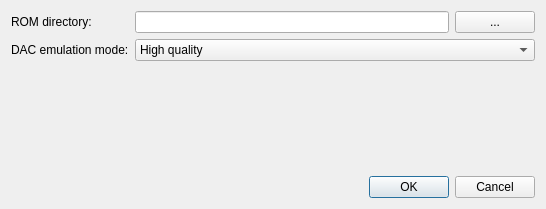
Old version of the form mt32emu_qt/src/SynthPropertiesDialog.ui in the repository Stino/munt.
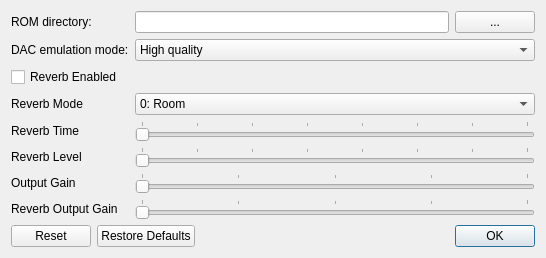
New version of the form.

Commit message: - More code cleanup - Added more synth properties handling - Added synth reset right after ROM change

```diff
--- a/mt32emu_qt/src/SynthPropertiesDialog.ui
+++ b/mt32emu_qt/src/SynthPropertiesDialog.ui
@@ -7,7 +7,7 @@
     <x>0</x>
     <y>0</y>
     <width>546</width>
-    <height>209</height>
+    <height>213</height>
    </rect>
   </property>
   <property name="windowTitle">
@@ -19,32 +19,9 @@
   <layout class="QVBoxLayout" name="verticalLayout_2">
    <item>
     <layout class="QFormLayout" name="formLayout">
-     <item row="1" column="0">
-      <widget class="QLabel" name="dacEmuLabel">
-       <property name="text">
-        <string>DAC emulation mode:</string>
-       </property>
-      </widget>
-     </item>
-     <item row="1" column="1">
-      <widget class="QComboBox" name="dacEmuComboBox">
-       <item>
-        <property name="text">
-         <string>High quality</string>
-        </property>
-       </item>
-       <item>
-        <property name="text">
-         <string>Generation 1</string>
-        </property>
-       </item>
-       <item>
-        <property name="text">
-         <string>Generation 2</string>
-        </property>
-       </item>
-      </widget>
-     </item>
+     <property name="fieldGrowthPolicy">
+      <enum>QFormLayout::AllNonFixedFieldsGrow</enum>
+     </property>
      <item row="0" column="0">
       <widget class="QLabel" name="label">
        <property name="text">
@@ -70,15 +47,174 @@
        </item>
       </layout>
      </item>
+     <item row="1" column="0">
+      <widget class="QLabel" name="dacEmuLabel">
+       <property name="text">
+        <string>DAC emulation mode:</string>
+       </property>
+      </widget>
+     </item>
+     <item row="1" column="1">
+      <widget class="QComboBox" name="dacEmuComboBox">
+       <item>
+        <property name="text">
+         <string>High quality</string>
+        </property>
+       </item>
+       <item>
+        <property name="text">
+         <string>Generation 1</string>
+        </property>
+       </item>
+       <item>
+        <property name="text">
+         <string>Generation 2</string>
+        </property>
+       </item>
+      </widget>
+     </item>
+     <item row="2" column="0">
+      <widget class="QCheckBox" name="reverbCheckBox">
+       <property name="text">
+        <string>Reverb Enabled</string>
+       </property>
+       <property name="tristate">
+        <bool>true</bool>
+       </property>
+      </widget>
+     </item>
+     <item row="3" column="0">
+      <widget class="QLabel" name="label_4">
+       <property name="text">
+        <string>Reverb Mode</string>
+       </property>
+      </widget>
+     </item>
+     <item row="3" column="1">
+      <widget class="QComboBox" name="reverbModeComboBox">
+       <item>
+        <property name="text">
+         <string>0: Room</string>
+        </property>
+       </item>
+       <item>
+        <property name="text">
+         <string>1: Hall</string>
+        </property>
+       </item>
+       <item>
+        <property name="text">
+         <string>2: Plate</string>
+        </property>
+       </item>
+       <item>
+        <property name="text">
+         <string>3: Tap Delay</string>
+        </property>
+       </item>
+      </widget>
+     </item>
+     <item row="4" column="0">
+      <widget class="QLabel" name="label_3">
+       <property name="text">
+        <string>Reverb Time</string>
+       </property>
+      </widget>
+     </item>
+     <item row="4" column="1">
+      <widget class="QSlider" name="reverbTimeSlider">
+       <property name="maximum">
+        <number>7</number>
+       </property>
+       <property name="pageStep">
+        <number>4</number>
+       </property>
+       <property name="orientation">
+        <enum>Qt::Horizontal</enum>
+       </property>
+       <property name="tickPosition">
+        <enum>QSlider::TicksAbove</enum>
+       </property>
+      </widget>
+     </item>
+     <item row="5" column="0">
+      <widget class="QLabel" name="label_2">
+       <property name="text">
+        <string>Reverb Level</string>
+       </property>
+      </widget>
+     </item>
+     <item row="5" column="1">
+      <widget class="QSlider" name="reverbLevelSlider">
+       <property name="maximum">
+        <number>7</number>
+       </property>
+       <property name="pageStep">
+        <number>4</number>
+       </property>
+       <property name="orientation">
+        <enum>Qt::Horizontal</enum>
+       </property>
+       <property name="tickPosition">
+        <enum>QSlider::TicksAbove</enum>
+       </property>
+      </widget>
+     </item>
+     <item row="6" column="1">
+      <widget class="QSlider" name="outputGainSlider">
+       <property name="maximum">
+        <number>400</number>
+       </property>
+       <property name="orientation">
+        <enum>Qt::Horizontal</enum>
+       </property>
+       <property name="tickPosition">
+        <enum>QSlider::TicksAbove</enum>
+       </property>
+       <property name="tickInterval">
+        <number>100</number>
+       </property>
+      </widget>
+     </item>
+     <item row="7" column="1">
+      <widget class="QSlider" name="reverbOutputGainSlider">
+       <property name="maximum">
+        <number>400</number>
+       </property>
+       <property name="orientation">
+        <enum>Qt::Horizontal</enum>
+       </property>
+       <property name="tickPosition">
+        <enum>QSlider::TicksAbove</enum>
+       </property>
+       <property name="tickInterval">
+        <number>100</number>
+       </property>
+      </widget>
+     </item>
+     <item row="6" column="0">
+      <widget class="QLabel" name="label_5">
+       <property name="text">
+        <string>Output Gain</string>
+       </property>
+      </widget>
+     </item>
+     <item row="7" column="0">
+      <widget class="QLabel" name="label_6">
+       <property name="text">
+        <string>Reverb Output Gain</string>
+       </property>
+      </widget>
+     </item>
     </layout>
    </item>
    <item>
     <widget class="QDialogButtonBox" name="buttonBox">
-     <property name="orientation">
-      <enum>Qt::Horizontal</enum>
-     </property>
      <property name="standardButtons">
-      <set>QDialogButtonBox::Cancel|QDialogButtonBox::Ok</set>
+      <set>QDialogButtonBox::Ok|QDialogButtonBox::Reset|QDialogButtonBox::RestoreDefaults</set>
+     </property>
+     <property name="centerButtons">
+      <bool>false</bool>
      </property>
     </widget>
    </item>
```
Left out of the diff: 35 changed lines with no effect on the pictures. The commit also changes 8 other files.
